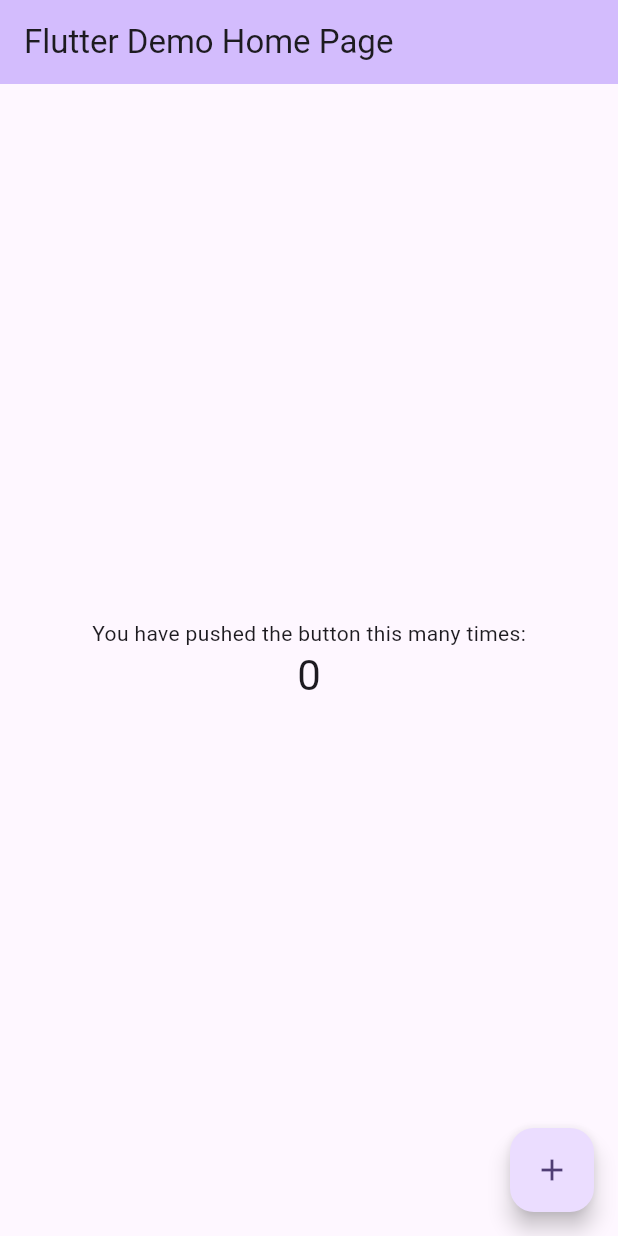
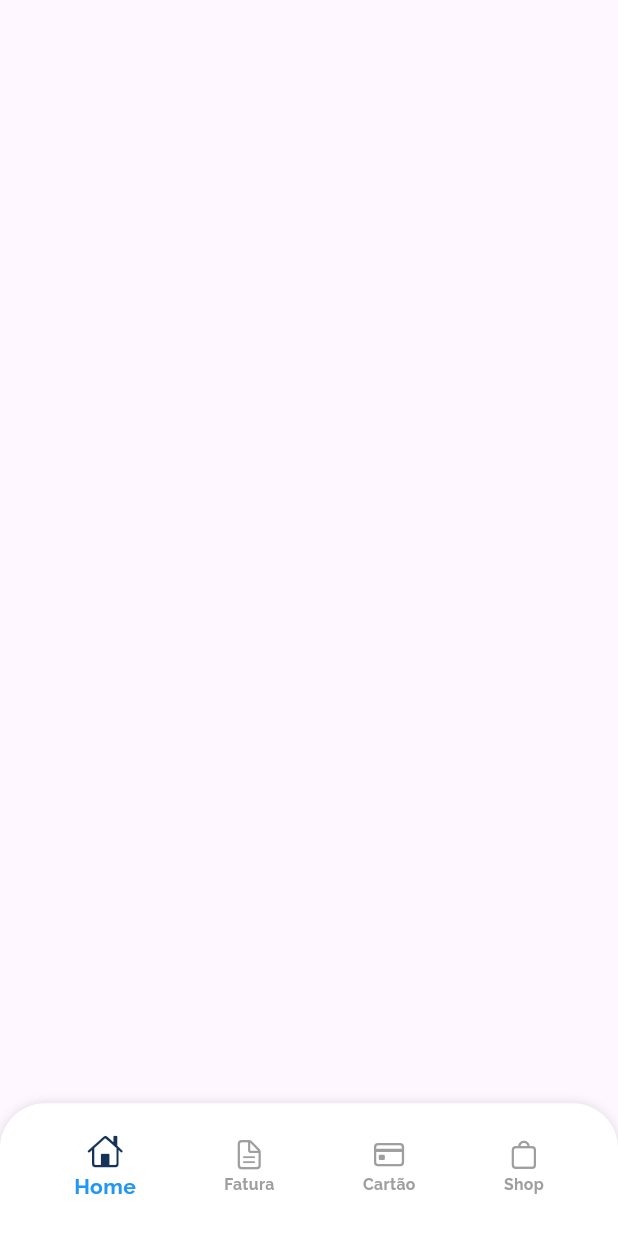
Before and after one commit to wdvictor/gs3-creditcard, a Flutter app: the screen it shows after launch, on a phone screen of 412 x 824 dp. Run offline on Flutter 3.47's test engine with Material 3 defaults, Android fonts, the phone set to English and light mode, and no system bars.

Commit message:
Adding custom bottom nav bar

```diff
--- a/lib/main.dart
+++ b/lib/main.dart
@@ -1,125 +1,18 @@
+import 'package:creditcard/module/home/presentation/home_page.dart';
 import 'package:flutter/material.dart';
+import 'package:flutter/services.dart';
 
 void main() {
+  WidgetsFlutterBinding.ensureInitialized();
+  SystemChrome.setEnabledSystemUIMode(SystemUiMode.immersive);
   runApp(const MyApp());
 }
 
 class MyApp extends StatelessWidget {
   const MyApp({super.key});
 
-  // This widget is the root of your application.
   @override
   Widget build(BuildContext context) {
-    return MaterialApp(
-      title: 'Flutter Demo',
-      theme: ThemeData(
-        // This is the theme of your application.
-        //
-        // TRY THIS: Try running your application with "flutter run". You'll see
-        // the application has a purple toolbar. Then, without quitting the app,
-        // try changing the seedColor in the colorScheme below to Colors.green
-        // and then invoke "hot reload" (save your changes or press the "hot
-        // reload" button in a Flutter-supported IDE, or press "r" if you used
-        // the command line to start the app).
-        //
-        // Notice that the counter didn't reset back to zero; the application
-        // state is not lost during the reload. To reset the state, use hot
-        // restart instead.
-        //
-        // This works for code too, not just values: Most code changes can be
-        // tested with just a hot reload.
-        colorScheme: ColorScheme.fromSeed(seedColor: Colors.deepPurple),
-        useMaterial3: true,
-      ),
-      home: const MyHomePage(title: 'Flutter Demo Home Page'),
-    );
+    return MaterialApp(home: HomePage());
   }
 }
-
-class MyHomePage extends StatefulWidget {
-  const MyHomePage({super.key, required this.title});
-
-  // This widget is the home page of your application. It is stateful, meaning
-  // that it has a State object (defined below) that contains fields that affect
-  // how it looks.
-
-  // This class is the configuration for the state. It holds the values (in this
-  // case the title) provided by the parent (in this case the App widget) and
-  // used by the build method of the State. Fields in a Widget subclass are
-  // always marked "final".
-
-  final String title;
-
-  @override
-  State<MyHomePage> createState() => _MyHomePageState();
-}
-
-class _MyHomePageState extends State<MyHomePage> {
-  int _counter = 0;
-
-  void _incrementCounter() {
-    setState(() {
-      // This call to setState tells the Flutter framework that something has
-      // changed in this State, which causes it to rerun the build method below
-      // so that the display can reflect the updated values. If we changed
-      // _counter without calling setState(), then the build method would not be
-      // called again, and so nothing would appear to happen.
-      _counter++;
-    });
-  }
-
-  @override
-  Widget build(BuildContext context) {
-    // This method is rerun every time setState is called, for instance as done
-    // by the _incrementCounter method above.
-    //
-    // The Flutter framework has been optimized to make rerunning build methods
-    // fast, so that you can just rebuild anything that needs updating rather
-    // than having to individually change instances of widgets.
-    return Scaffold(
-      appBar: AppBar(
-        // TRY THIS: Try changing the color here to a specific color (to
-        // Colors.amber, perhaps?) and trigger a hot reload to see the AppBar
-        // change color while the other colors stay the same.
-        backgroundColor: Theme.of(context).colorScheme.inversePrimary,
-        // Here we take the value from the MyHomePage object that was created by
-        // the App.build method, and use it to set our appbar title.
-        title: Text(widget.title),
-      ),
-      body: Center(
-        // Center is a layout widget. It takes a single child and positions it
-        // in the middle of the parent.
-        child: Column(
-          // Column is also a layout widget. It takes a list of children and
-          // arranges them vertically. By default, it sizes itself to fit its
-          // children horizontally, and tries to be as tall as its parent.
-          //
-          // Column has various properties to control how it sizes itself and
-          // how it positions its children. Here we use mainAxisAlignment to
-          // center the children vertically; the main axis here is the vertical
-          // axis because Columns are vertical (the cross axis would be
-          // horizontal).
-          //
-          // TRY THIS: Invoke "debug painting" (choose the "Toggle Debug Paint"
-          // action in the IDE, or press "p" in the console), to see the
-          // wireframe for each widget.
-          mainAxisAlignment: MainAxisAlignment.center,
-          children: <Widget>[
-            const Text(
-              'You have pushed the button this many times:',
-            ),
-            Text(
-              '$_counter',
-              style: Theme.of(context).textTheme.headlineMedium,
-            ),
-          ],
-        ),
-      ),
-      floatingActionButton: FloatingActionButton(
-        onPressed: _incrementCounter,
-        tooltip: 'Increment',
-        child: const Icon(Icons.add),
-      ), // This trailing comma makes auto-formatting nicer for build methods.
-    );
-  }
-}
--- a/lib/module/app/core/theme/app_theme.dart
+++ b/lib/module/app/core/theme/app_theme.dart
@@ -11,12 +11,23 @@ class AppTheme {
   static Color get secondaryText => const Color(0xFF3E4041);
   static Color get terciaryText => const Color(0xFF717577);
 
+  static double get spacingLg => 4;
+  static double get spacingMd => 3;
+  static double get spacingXs => 1;
+  static double get spacingXxs => 0.5;
+
   static TextTheme get textTheme => TextTheme(
         bodySmall: TextStyle(
           fontSize: 12,
           fontWeight: FontWeight.w400,
           color: terciaryText,
           fontFamily: 'Rawline',
+        ),
+        labelMedium: TextStyle(
+          fontSize: 12,
+          fontWeight: FontWeight.normal,
+          fontFamily: primaryFontFamily,
+          color: secondaryText,
         ),
         titleLarge: TextStyle(
           fontSize: 22,
@@ -31,4 +42,6 @@ class AppTheme {
           color: secondaryText,
         ),
       );
+
+  static double get iconButton => 24;
 }
--- /dev/null
+++ b/lib/module/home/controllers/bottom_bar_controller.dart
@@ -0,0 +1,12 @@
+import 'package:creditcard/module/app/core/controllers/custom_controller.dart';
+import 'package:creditcard/module/home/domain/enums/bottom_nav_bar_type.dart';
+
+class BottomBarController extends CustomController<Exception, BottomNavBarType> {
+  BottomBarController() : super(BottomNavBarType.home);
+
+  void onChangeType(BottomNavBarType type) => update(type);
+
+  void reset() {
+    update(BottomNavBarType.home);
+  }
+}
--- /dev/null
+++ b/lib/module/home/domain/enums/bottom_nav_bar_type.dart
@@ -0,0 +1 @@
+enum BottomNavBarType { home, fatura, cartao, shop }
--- /dev/null
+++ b/lib/module/home/presentation/home_page.dart
@@ -0,0 +1,18 @@
+import 'package:creditcard/module/home/presentation/widgets/app_bottom_nav_bar.dart';
+import 'package:flutter/material.dart';
+
+class HomePage extends StatefulWidget {
+  const HomePage({super.key});
+
+  @override
+  State<HomePage> createState() => _HomePageState();
+}
+
+class _HomePageState extends State<HomePage> {
+  @override
+  Widget build(BuildContext context) {
+    return Scaffold(
+      bottomNavigationBar: AppBottomNavBar(),
+    );
+  }
+}
--- /dev/null
+++ b/lib/module/home/presentation/widgets/app_bottom_nav_bar.dart
@@ -0,0 +1,69 @@
+import 'package:creditcard/module/home/controllers/bottom_bar_controller.dart';
+import 'package:creditcard/module/home/domain/enums/bottom_nav_bar_type.dart';
+import 'package:creditcard/module/home/presentation/widgets/custom_app_nav_bar.dart';
+import 'package:flutter/cupertino.dart';
+import 'bottom_nav_bar_item.dart';
+
+class AppBottomNavBar extends StatefulWidget {
+  const AppBottomNavBar({super.key});
+
+  @override
+  State<AppBottomNavBar> createState() => _AppBottomNavBarState();
+}
+
+class _AppBottomNavBarState extends State<AppBottomNavBar> {
+  final controller = BottomBarController();
+
+  @override
+  void initState() {
+    super.initState();
+  }
+
+  @override
+  Widget build(BuildContext context) {
+    return CustomAppNavBar(
+      child: ValueListenableBuilder(
+        valueListenable: controller,
+        builder: (context, type, child) {
+          return Row(
+            mainAxisAlignment: MainAxisAlignment.spaceAround,
+            children: [
+              Flexible(
+                child: BottomNavBarItem(
+                  label: 'Home',
+                  icon: CupertinoIcons.home,
+                  onTap: () {},
+                  enabled: type == BottomNavBarType.home,
+                ),
+              ),
+              Flexible(
+                child: BottomNavBarItem(
+                  label: 'Fatura',
+                  icon: CupertinoIcons.doc_text,
+                  onTap: () {},
+                  enabled: type == BottomNavBarType.fatura,
+                ),
+              ),
+              Flexible(
+                child: BottomNavBarItem(
+                  label: 'Cartão',
+                  icon: CupertinoIcons.creditcard,
+                  onTap: () {},
+                  enabled: type == BottomNavBarType.cartao,
+                ),
+              ),
+              Flexible(
+                child: BottomNavBarItem(
+                  label: 'Shop',
+                  icon: CupertinoIcons.bag,
+                  onTap: () {},
+                  enabled: type == BottomNavBarType.shop,
+                ),
+              ),
+            ],
+          );
+        },
+      ),
+    );
+  }
+}
--- /dev/null
+++ b/lib/module/home/presentation/widgets/bottom_nav_bar_item.dart
@@ -0,0 +1,54 @@
+import 'package:creditcard/module/app/core/extensions/build_context_extensions.dart';
+import 'package:creditcard/module/app/core/theme/app_theme.dart';
+import 'package:flutter/material.dart';
+
+class BottomNavBarItem extends StatefulWidget {
+  const BottomNavBarItem({
+    super.key,
+    required this.label,
+    required this.icon,
+    required this.enabled,
+    this.onTap,
+  });
+
+  final String label;
+  final IconData icon;
+  final bool enabled;
+  final Function()? onTap;
+
+  @override
+  State<BottomNavBarItem> createState() => _BottomNavBarItemState();
+}
+
+class _BottomNavBarItemState extends State<BottomNavBarItem> {
+  @override
+  Widget build(BuildContext context) {
+    return InkWell(
+      onTap: widget.onTap,
+      child: Column(
+        mainAxisSize: MainAxisSize.min,
+        mainAxisAlignment: MainAxisAlignment.center,
+        children: [
+          Icon(
+            widget.icon,
+            size: widget.enabled ? AppTheme.iconButton : AppTheme.iconButton / 1.1,
+            color: widget.enabled ? AppTheme.darkBlue : Colors.grey,
+          ),
+          SizedBox(
+            height: AppTheme.spacingXxs,
+          ),
+          Text(
+            widget.label,
+            overflow: TextOverflow.ellipsis,
+            softWrap: true,
+            textScaler: TextScaler.linear(widget.enabled ? 1 : .75),
+            style: TextStyle(
+                fontFamily: AppTheme.primaryFontFamily,
+                color: widget.enabled ? Colors.blue : Colors.grey,
+                fontWeight: FontWeight.w700),
+          ),
+        ],
+      ),
+    );
+  }
+}
--- /dev/null
+++ b/lib/module/home/presentation/widgets/custom_app_nav_bar.dart
@@ -0,0 +1,36 @@
+import 'package:creditcard/module/app/core/theme/app_theme.dart';
+import 'package:flutter/material.dart';
+
+class CustomAppNavBar extends StatelessWidget {
+  const CustomAppNavBar({
+    super.key,
+    required this.child,
+  });
+
+  final Widget child;
+
+  @override
+  Widget build(BuildContext context) {
+    return Container(
+      padding: EdgeInsets.only(bottom: AppTheme.spacingLg),
+      decoration: BoxDecoration(
+        color: Colors.white,
+        borderRadius: BorderRadius.only(
+          topLeft: Radius.circular(30),
+          topRight: Radius.circular(30),
+        ),
+        boxShadow: [
+          BoxShadow(
+            color: Colors.black12,
+            blurRadius: 5,
+          ),
+        ],
+      ),
+      clipBehavior: Clip.antiAliasWithSaveLayer,
+      child: Padding(
+        padding: EdgeInsets.all(20),
+        child: child,
+      ),
+    );
+  }
+}
```
Also changed, not shown: 1 other file.
